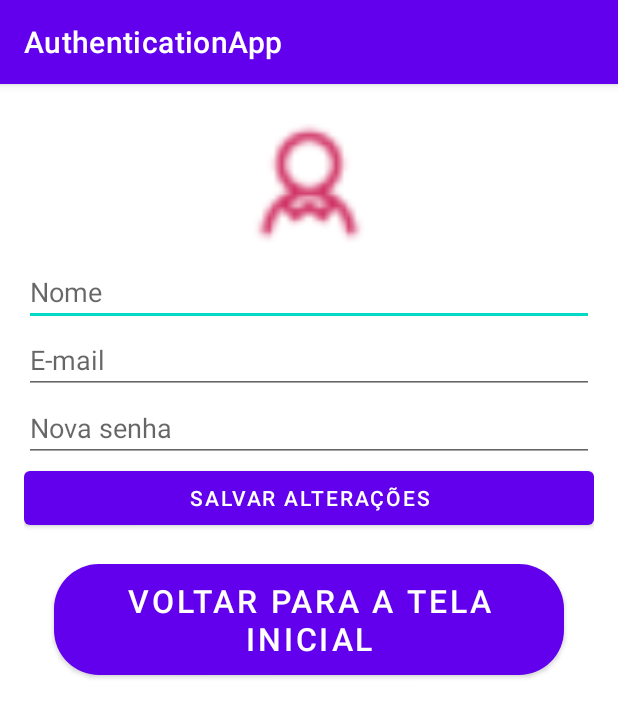
After one commit to ottogugel/AuthenticationApp, an Android app: the MainActivity4 screen opened directly, with no data from a screen before it, on a phone screen of 412 x 824 dp. The commit adds this screen. Shown: the top 717 px of the screen. Run offline under Robolectric (Android 15) with nearby library versions, the phone set to English and light mode, and no system bars; our stand-ins replace Firebase (no records; nobody signed in at launch, a user with empty details on screens opened directly).

Commit message:
Feat: Add ActivityMain4 and AuthUtils

```diff
--- a/app/src/main/AndroidManifest.xml
+++ b/app/src/main/AndroidManifest.xml
@@ -16,6 +16,7 @@
         android:theme="@style/Theme.AuthenticationApp"
         tools:targetApi="31">
 
+        <activity android:name=".MainActivity4" android:exported="false" />
         <activity android:name=".MainActivity3" android:exported="false" />
         <activity android:name=".MainActivity2" android:exported="false" />
         <activity android:name=".MainActivity" android:exported="true">
--- a/app/src/main/java/com/example/authenticationapp/MainActivity.kt
+++ b/app/src/main/java/com/example/authenticationapp/MainActivity.kt
@@ -38,7 +38,8 @@ class MainActivity : AppCompatActivity() {
                             startActivity(intent)
                             finish()
                         } else {
-                            Toast.makeText(this, "Erro ao fazer login: ${task.exception?.message}", Toast.LENGTH_LONG).show()
+                            //Toast.makeText(this, "Erro ao fazer login: ${task.exception?.message}", Toast.LENGTH_LONG).show()
+                            AuthUtils.handleFirebaseAuthError(this, task.exception)
                         }
                     }
             } else {
--- a/app/src/main/java/com/example/authenticationapp/MainActivity2.kt
+++ b/app/src/main/java/com/example/authenticationapp/MainActivity2.kt
@@ -53,7 +53,8 @@ class MainActivity2 : AppCompatActivity() {
                                 }
 
                             } else {
-                                Toast.makeText(this, "Erro ao cadastrar: ${task.exception?.message}", Toast.LENGTH_LONG).show()
+                                //Toast.makeText(this, "Erro ao cadastrar: ${task.exception?.message}", Toast.LENGTH_LONG).show()
+                                AuthUtils.handleFirebaseAuthError(this, task.exception)
                             }
                         }
                 } else {
--- /dev/null
+++ b/app/src/main/java/com/example/authenticationapp/MainActivity4.kt
@@ -0,0 +1,68 @@
+package com.example.authenticationapp
+
+import android.content.Intent
+import android.os.Bundle
+import android.widget.*
+import androidx.appcompat.app.AppCompatActivity
+import com.google.firebase.auth.FirebaseAuth
+import com.google.firebase.firestore.FirebaseFirestore
+
+class MainActivity4 : AppCompatActivity() {
+
+    private lateinit var auth: FirebaseAuth
+    private lateinit var firestore: FirebaseFirestore
+
+    override fun onCreate(savedInstanceState: Bundle?) {
+        super.onCreate(savedInstanceState)
+        setContentView(R.layout.activity_main4)
+
+        auth = FirebaseAuth.getInstance()
+        firestore = FirebaseFirestore.getInstance()
+
+        val nomeInput = findViewById<EditText>(R.id.edit_nome)
+        val emailInput = findViewById<EditText>(R.id.edit_email)
+        val senhaInput = findViewById<EditText>(R.id.edit_senha)
+        val btnSalvar = findViewById<Button>(R.id.button_salvar)
+
+        val uid = auth.currentUser?.uid
+
+        // Preencher campos com dados atuais
+        if (uid != null) {
+            firestore.collection("usuarios").document(uid).get()
+                .addOnSuccessListener { doc ->
+                    nomeInput.setText(doc.getString("nome"))
+                    emailInput.setText(auth.currentUser?.email)
+                }
+        }
+
+        btnSalvar.setOnClickListener {
+            val novoNome = nomeInput.text.toString()
+            val novoEmail = emailInput.text.toString()
+            val novaSenha = senhaInput.text.toString()
+
+            // Atualizar Firestore
+            if (uid != null && novoNome.isNotEmpty()) {
+                firestore.collection("usuarios").document(uid)
+                    .update("nome", novoNome)
+            }
+
+            // Atualizar e-mail e senha (se fornecidos)
+            auth.currentUser?.let { user ->
+                if (novoEmail.isNotEmpty() && novoEmail != user.email) {
+                    user.updateEmail(novoEmail)
+                }
+                if (novaSenha.isNotEmpty()) {
+                    user.updatePassword(novaSenha)
+                }
+            }
+
+            // Voltar para a tela inicial.
+            val buttonBackToHome = findViewById<Button>(R.id.button_backToHome)
+            buttonBackToHome.setOnClickListener {
+                finish()
+            }
+
+            Toast.makeText(this, "Dados atualizados!", Toast.LENGTH_SHORT).show()
+        }
+    }
+}
--- /dev/null
+++ b/app/src/main/res/layout/activity_main4.xml
@@ -0,0 +1,52 @@
+<LinearLayout xmlns:android="http://schemas.android.com/apk/res/android"
+    android:orientation="vertical"
+    android:padding="16dp"
+    android:layout_width="match_parent"
+    android:layout_height="match_parent">
+
+    <ImageView
+        android:id="@+id/image_perfil"
+        android:layout_width="100dp"
+        android:layout_height="100dp"
+        android:src="@drawable/ic_user"
+        android:layout_gravity="center" />
+
+    <EditText
+        android:id="@+id/edit_nome"
+        android:hint="Nome"
+        android:layout_width="match_parent"
+        android:layout_height="wrap_content" />
+
+    <EditText
+        android:id="@+id/edit_email"
+        android:hint="E-mail"
+        android:inputType="textEmailAddress"
+        android:layout_width="match_parent"
+        android:layout_height="wrap_content" />
+
+    <EditText
+        android:id="@+id/edit_senha"
+        android:hint="Nova senha"
+        android:inputType="textPassword"
+        android:layout_width="match_parent"
+        android:layout_height="wrap_content" />
+
+    <Button
+        android:id="@+id/button_salvar"
+        android:text="Salvar alterações"
+        android:layout_width="match_parent"
+        android:layout_height="wrap_content" />
+
+    <Button
+        android:id="@+id/button_backToHome"
+        android:layout_width="match_parent"
+        android:layout_height="wrap_content"
+        android:layout_marginStart="20dp"
+        android:layout_marginTop="20dp"
+        android:layout_marginEnd="20dp"
+        android:background="@drawable/button_background"
+        android:text="Voltar para a tela inicial"
+        android:textAllCaps="true"
+        android:textSize="21sp" />
+
+</LinearLayout>
```
Also changed, not shown: app/src/main/java/com/example/authenticationapp/AuthUtils.kt (added, +29 -0 lines), app/src/main/java/com/example/authenticationapp/MainActivity3.kt (+8 -7 lines), app/src/main/res/layout/activity_main.xml (+5 -4 lines), app/src/main/res/layout/activity_main2.xml (+5 -4 lines), app/src/main/res/layout/activity_main3.xml (+12 -9 lines).
